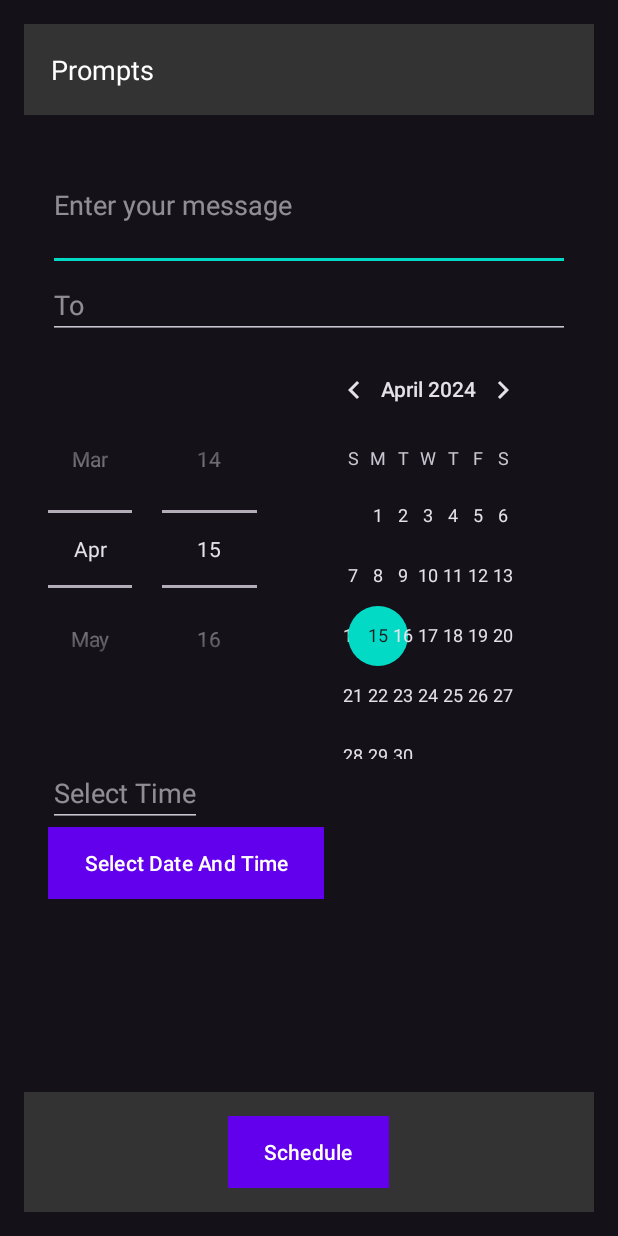
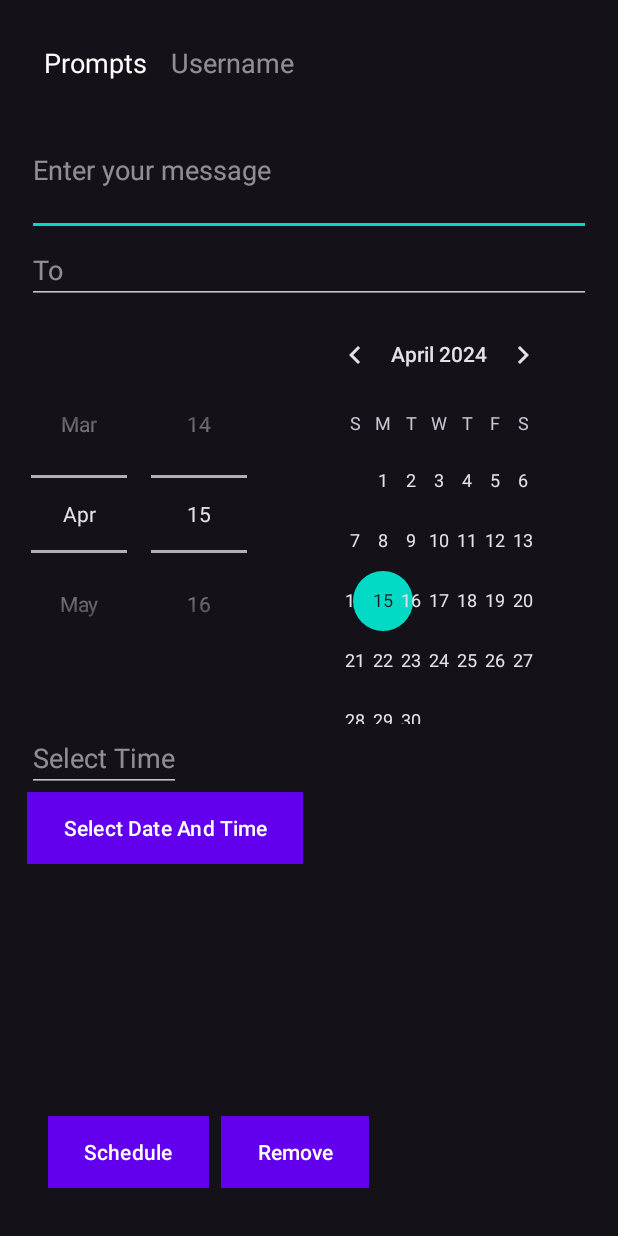
Before and after one commit to shwartzie/SendAndForget, an Android app: the layout home_page.xml on its own in the app's theme, with its tools: preview values and no code run, on a phone screen of 412 x 824 dp. Run offline under Robolectric (Android 15) with nearby library versions, the phone set to English and light mode, and no system bars.

Commit message:
fixed schedule instance use cases. added CRUD features with UI reactivity as a response to any of the actions.

```diff
--- a/send_and_forget/app/src/main/res/layout/home_page.xml
+++ b/send_and_forget/app/src/main/res/layout/home_page.xml
@@ -6,12 +6,6 @@
                 android:padding="16dp"
                 tools:context=".login_activity">
 
-    <TextView
-            android:id="@+id/loggedUserName"
-            android:layout_width="match_parent"
-            android:layout_height="wrap_content"
-            android:hint="Username"/>
-
 
     <!-- Navigation Bar -->
     <LinearLayout
@@ -19,8 +13,7 @@
             android:layout_width="match_parent"
             android:layout_height="wrap_content"
             android:orientation="horizontal"
-            android:background="#333"
-            android:padding="10dp">
+            android:padding="5dp">
 
         <TextView
                 android:id="@+id/promptsLink"
@@ -33,7 +26,13 @@
                 android:clickable="true"
         />
 
-        <!-- Add more navigation items as needed -->
+        <TextView
+                android:id="@+id/loggedUserName"
+                android:layout_width="wrap_content"
+                android:layout_height="wrap_content"
+                android:hint="Username"
+                android:textSize="18sp"
+                android:padding="8dp"/>
 
     </LinearLayout>
 
@@ -41,13 +40,14 @@
     <ScrollView
             android:layout_width="match_parent"
             android:layout_height="match_parent"
-            android:layout_below="@id/navBar">
+            android:layout_below="@id/navBar"
+           >
 
         <LinearLayout
                 android:layout_width="match_parent"
                 android:layout_height="wrap_content"
                 android:orientation="vertical"
-                android:padding="16dp">
+                android:padding="2dp">
 
             <EditText
                     android:id="@+id/prompt"
@@ -55,7 +55,8 @@
                     android:layout_height="wrap_content"
                     android:hint="Enter your message"
                     android:inputType="textMultiLine"
-                    android:minLines="3"/>
+                    android:minLines="3"
+                    android:maxLines="10"/>
 
             <EditText
                     android:id="@+id/phone"
@@ -67,9 +68,10 @@
             <DatePicker
                     android:id="@+id/datePicker"
                     android:layout_width="wrap_content"
-                    android:layout_height="wrap_content"
+                    android:layout_height="match_parent"
                     android:datePickerMode="spinner"
-                    android:layout_margin="0dp"
+                    android:clickable="true"
+                    android:contentDescription="Schedule Date To Prompt"
             />
             <EditText
                     android:id="@+id/time"
@@ -88,18 +90,29 @@
                     android:textColor="#ffffff"
                     android:background="@color/black"
                     android:layout_centerHorizontal="true"/>
+
         </LinearLayout>
     </ScrollView>
 
     <!-- Footer -->
     <RelativeLayout
-            android:layout_width="match_parent"
+            android:layout_width="wrap_content"
             android:layout_height="wrap_content"
             android:layout_alignParentBottom="true"
-            android:background="#333"
-            android:padding="16dp">
+            android:padding="16dp"
+    >
 
-
+        <Button
+                android:id="@+id/removeSchedule"
+                android:layout_width="wrap_content"
+                android:layout_height="wrap_content"
+                android:text="Remove"
+                android:textColor="#ffffff"
+                android:background="@color/black"
+                android:layout_centerHorizontal="true"
+                android:layout_toEndOf="@id/buttonSchedule"
+                android:layout_marginStart="8dp"
+        />
 
         <Button
                 android:id="@+id/buttonSchedule"
@@ -108,7 +121,9 @@
                 android:text="Schedule"
                 android:textColor="#ffffff"
                 android:background="#333"
-                android:layout_centerHorizontal="true"/>
+                android:layout_centerHorizontal="true"
+                android:layout_alignParentStart="true"
+        />
 
     </RelativeLayout>
 
--- a/send_and_forget/app/src/main/res/layout/schedules.xml
+++ b/send_and_forget/app/src/main/res/layout/schedules.xml
@@ -13,7 +13,8 @@
         android:id="@+id/recyclerView"
         android:layout_width="match_parent"
         android:layout_height="match_parent"
-        android:padding="16dp" xmlns:android="http://schemas.android.com/apk/res/android">
+        android:padding="16dp" xmlns:android="http://schemas.android.com/apk/res/android"
+        android:scrollbars="vertical">
 </androidx.recyclerview.widget.RecyclerView>
 
 <!--<androidx.constraintlayout.widget.ConstraintLayout xmlns:android="http://schemas.android.com/apk/res/android"-->
```
Also changed, not shown: send_and_forget/app/src/main/java/com/example/send_and_forget/Schedules.java (+47 -36 lines), send_and_forget/app/src/main/java/com/example/send_and_forget/controller_view.java (+50 -29 lines), send_and_forget/app/src/main/java/com/example/send_and_forget/recycle_adapter.java (+28 -14 lines), send_and_forget/app/src/main/res/layout/schedule.xml (+11 -4 lines).
